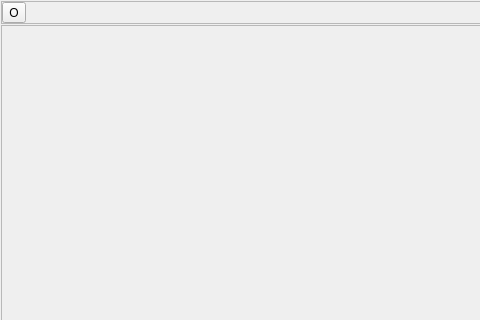
The window that mainwindow.ui (zhaohuarong/AVBrowser) describes before a commit, drawn with Qt 5; both pictures show x 0 to 480 and y 0 to 320 of the 1179 by 616 pixel window.
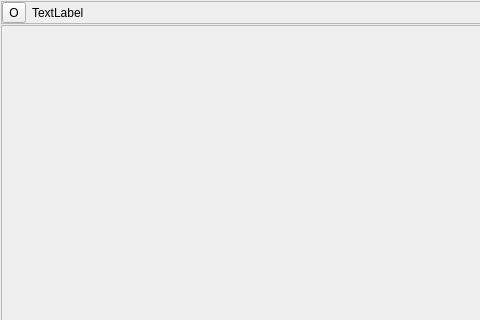
The same window after the commit. Icons and pictures are not drawn.

The edit to the form file:
```diff
--- a/mainwindow.ui
+++ b/mainwindow.ui
@@ -68,6 +68,13 @@
          </property>
         </widget>
        </item>
+       <item>
+        <widget class="QLabel" name="lblOpenDir">
+         <property name="text">
+          <string>TextLabel</string>
+         </property>
+        </widget>
+       </item>
        <item>
         <spacer name="horizontalSpacer">
          <property name="orientation">
```
